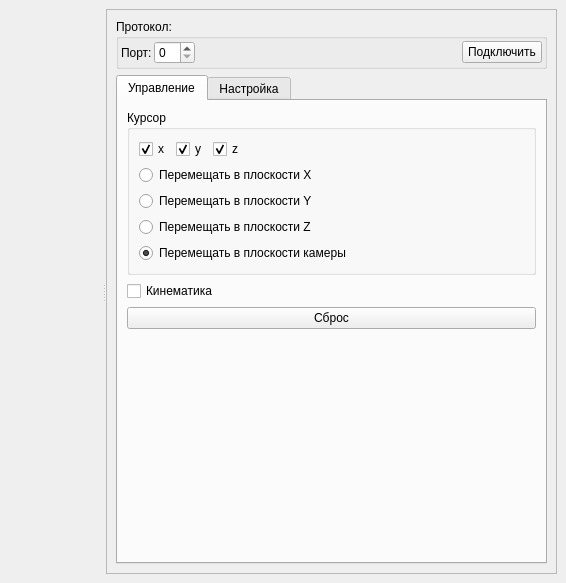
This is robothand/configurator/configurator.ui in AlexLexx706/RobotHand as Qt 5 draws it before an edit. The edited form follows.
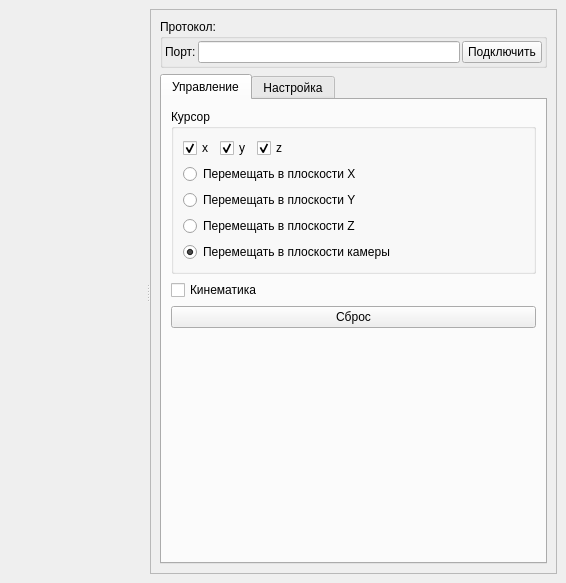
This is the edited form. Custom widgets are drawn as their Qt base class.

What changed in the file:
```diff
--- a/robothand/configurator/configurator.ui
+++ b/robothand/configurator/configurator.ui
@@ -49,20 +49,7 @@
             </widget>
            </item>
            <item>
-            <widget class="QSpinBox" name="spinBox_port"/>
-           </item>
-           <item>
-            <spacer name="horizontalSpacer">
-             <property name="orientation">
-              <enum>Qt::Horizontal</enum>
-             </property>
-             <property name="sizeHint" stdset="0">
-              <size>
-               <width>301</width>
-               <height>20</height>
-              </size>
-             </property>
-            </spacer>
+            <widget class="QLineEdit" name="lineEdit_port_name"/>
            </item>
            <item>
             <widget class="QPushButton" name="pushButton_connect">
```
